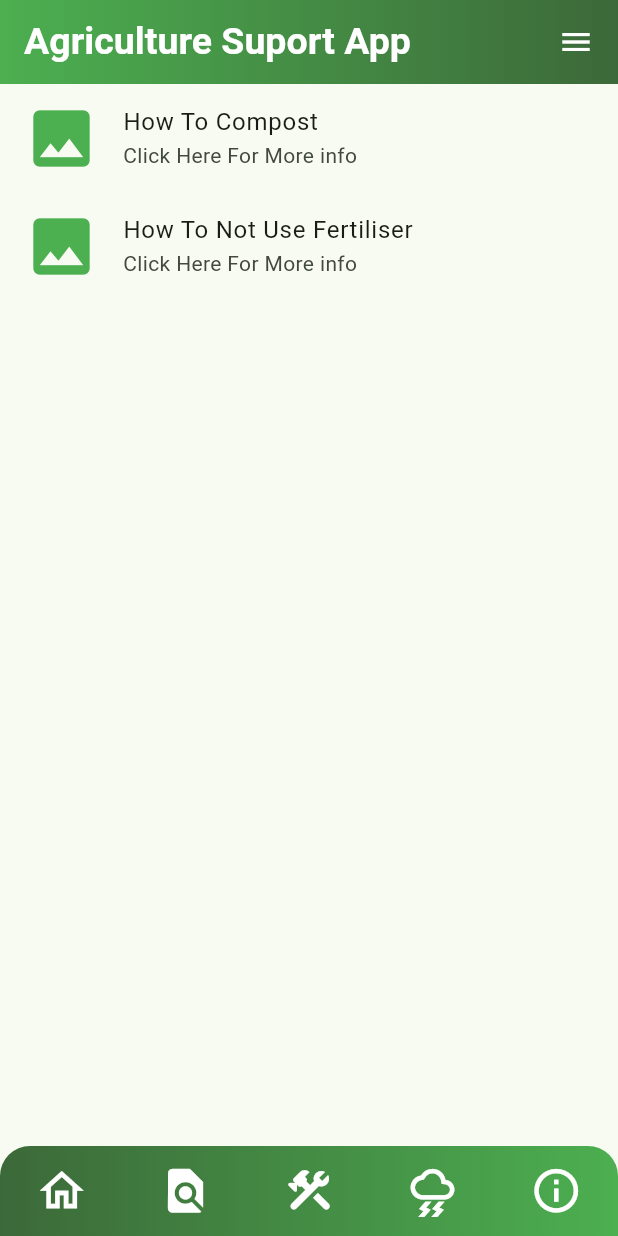
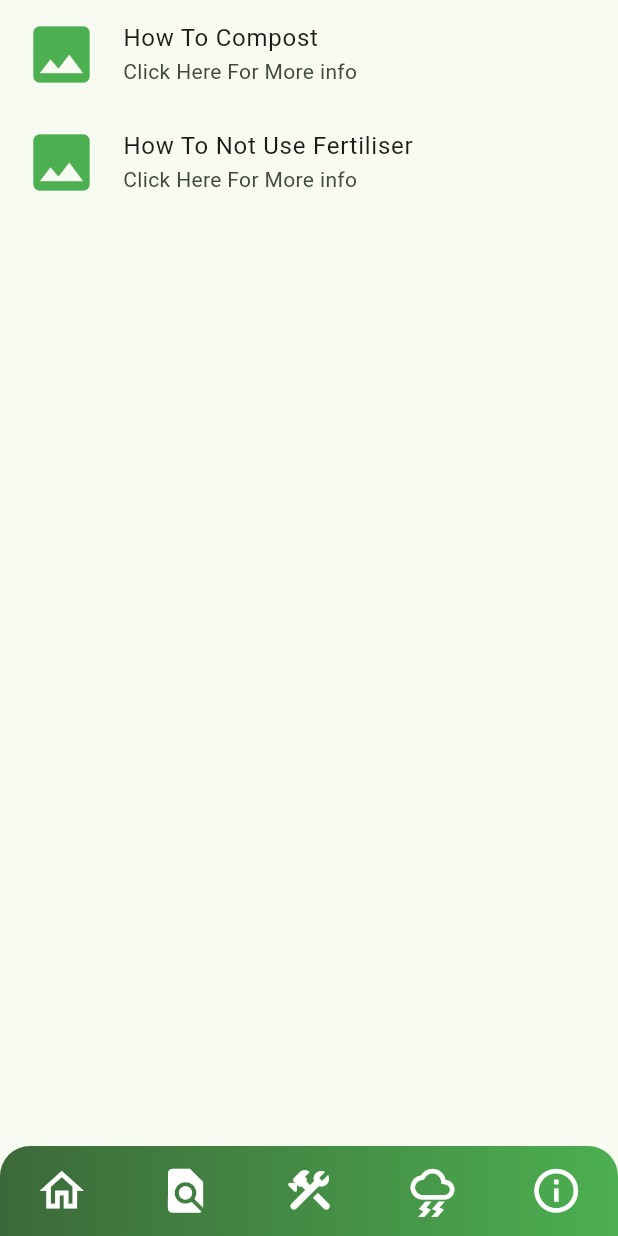
Before and after one commit to sneezeontoast/Agriculture_Support_App, a Flutter app: the screen it shows after launch, item 2 of the bottom bar chosen, on a phone screen of 412 x 824 dp. Run offline on Flutter 3.47's test engine with Material 3 defaults, Android fonts, the phone set to English and light mode, and no system bars; our stand-ins replace chewie, video_player.

Commit message:
Sliver App Bar on Home
Updated to use Slivers on the HomeScreen. This needs to be done on other screens as well or app bars added.

```diff
--- a/lib/screens/home_screen.dart
+++ b/lib/screens/home_screen.dart
@@ -21,93 +21,50 @@ class _HomeScreenState extends State<HomeScreen> {
 
   @override
   Widget build(BuildContext context) {
-    return MaterialApp(
-      theme: ThemeData(
-        primarySwatch: Colors.green,
+    return CustomScrollView(
+      slivers: <Widget>[
+        SliverAppBar(
+          expandedHeight: 150.0,
+          backgroundColor: Colors.green,
+          floating: false,
+          pinned: true,
+          flexibleSpace: FlexibleSpaceBar(
+            title: Text('Agriculture Support App'),
+            background: Image.asset(
+              'lib/assets/tea.png',
+              fit: BoxFit.cover,
+            ),
+          ),
+        ),
+        SliverToBoxAdapter(
+          child: Padding(
+            padding: EdgeInsets.only(bottom: 15.0),
+          ),
+        ),
+        SliverToBoxAdapter(
+          child: SizedBox(
+            height: (MediaQuery.of(context).size.width / 16) * 10, // Adjust based on your context slider's height
+            child: ContextSlider(), // Assuming this is a widget that can be placed directly
+          ),
+        ),
+        SliverToBoxAdapter(
+          child: Padding(
+            padding: const EdgeInsets.all(8.0),
+            child: Text(
+              'To The Agriculture Support App',
+              style: TextStyle(fontSize: 30, color: Colors.green),
+            ),
+          ),
+        ),
+        SliverList(
+          delegate: SliverChildListDelegate([
+            ListVerticalWidget(data_class: HomeStaticData()),
+            Padding(padding: EdgeInsets.all(17.0)),
+            Text(text_1, style: TextStyle(color: Colors.black)),
+          ]),
+        ),
+      ],
+    );
 
-      ),
-      debugShowCheckedModeBanner: false,
-      home: Scaffold(
-        backgroundColor: Colors.yellow[20],
-        body: ListView(
-          padding: const EdgeInsets.all(8),
-          // scrollDirection: Axis.vertical,
-          children: <Widget>[
-            const Center(
-              child: Text(
-                'Welcome',
-                style: TextStyle(
-                  fontSize: 50,
-                  color: Colors.green,
-                  //decoration: TextDecoration.underline,
-                  fontWeight: FontWeight.bold,
-                ),
-              ), // Text above the video
-            ),
-            //SizedBox(height: 0), // Reduced height
-            ConstrainedBox(
-                constraints: BoxConstraints(
-                    maxHeight: 300,
-                    minHeight: 200,
-                    maxWidth: 500,
-                    minWidth: 200),
-                child: Container(
-                  child: ContextSlider(), // contents here
-                )),
-
-            Container(
-              width: 1000, // Set the maximum width
-              height: 700, // Set the maximum height
-              child: Column(
-                //alignment: Alignment.bottomRight,
-
-                children: <Widget>[
-                  // ListVerticalWidget(data_class: HomeStaticData()),
-                  //Video_Player(video_link: 'https://flutter.github.io/assets-for-api-docs/assets/videos/bee.mp4'),
-                  Text('To The Agriculture Support App',
-                      style: TextStyle(
-                        fontSize: 30,
-                        color: Colors.green,
-                        // decoration: TextDecoration.underline,
-                        // fontWeight: FontWeight.bold,
-                      )),
-                  // ListVerticalWidget(data_class: HomeStaticData()),
-
-                  Expanded(
-                      child: ListVerticalWidget(data_class: HomeStaticData()),
-                  ),
-                  // Expanded(child: ListVerticalWidget(data_class: HowToStaticData())),
-
-                  // CoolButton(),
-                  Padding(padding: EdgeInsets.all(17.0)),
-                  Text(text_1),
-                  // ConstrainedBox(
-                  //   constraints: const BoxConstraints(
-                  //       maxHeight: 200,
-                  //       minHeight: 40,
-                  //       maxWidth: 200,
-                  //       minWidth: 40),
-                  //   child: Container(
-                  //     child: CourseScroll(),
-                  //   ),
-                  // ),
-
-                  // CourseScreen(title: 'Hello World')
-                  // ElevatedButton(
-                  //   child: Text('Do a composting course'),
-                  //   onPressed: () {
-                  //     CheckBox();
-                  //   },
-                  // ),
-                ],
-              ),
-            ),
-            //SizedBox(height: 0), // Adjust the size as needed
-            // Text below the video
-            //SizedBox(height: 10), // Adjust the size as needed
-          ],
-        ),
-      ),
-    );
   }
 }
--- a/lib/widgets/main_bottom_nav_bar.dart
+++ b/lib/widgets/main_bottom_nav_bar.dart
@@ -29,7 +29,8 @@ class _BottomMainNavBarState extends State<BottomMainNavBar> {
   @override
   Widget build(BuildContext context) {
     return Scaffold(
-      appBar: AppBar(
+
+   /*   appBar: AppBar(
         flexibleSpace: Container(
           decoration: BoxDecoration(
             gradient: LinearGradient(colors: [Colors.green, Theme.of(context).primaryColor]),
@@ -63,6 +64,8 @@ class _BottomMainNavBarState extends State<BottomMainNavBar> {
         ),
         backgroundColor: Theme.of(context).primaryColor,
       ),
+
+    */
       body: pages[pageIndex],
       bottomNavigationBar: Container(
         height: 60,
```
Also changed, not shown: lib/widgets/content_slider.dart (+3 -11 lines), 2 other files.
